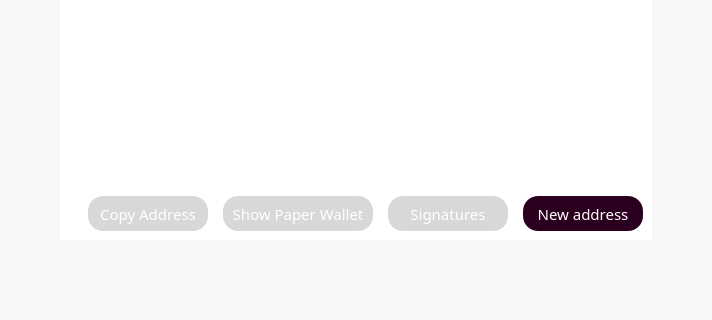
noirofficial/noir, file src/qt/forms/receivecoinsdialog.ui: the form before one commit; both pictures show x 0 to 712 and y 217 to 537 of the 712 by 537 pixel window.
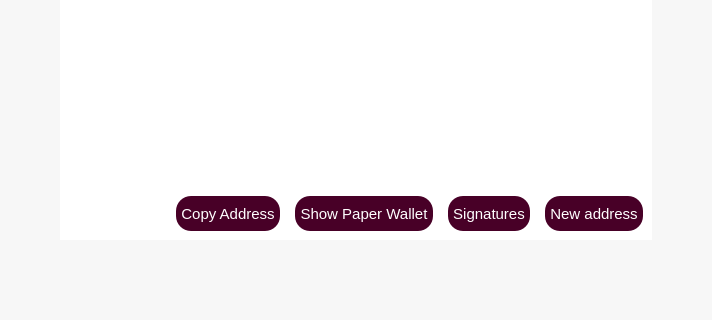
The form after the commit. Icons and pictures are not drawn.

```diff
--- a/src/qt/forms/receivecoinsdialog.ui
+++ b/src/qt/forms/receivecoinsdialog.ui
@@ -115,6 +115,15 @@
        </color>
       </brush>
      </colorrole>
+     <colorrole role="PlaceholderText">
+      <brush brushstyle="NoBrush">
+       <color alpha="128">
+        <red>0</red>
+        <green>0</green>
+        <blue>0</blue>
+       </color>
+      </brush>
+     </colorrole>
     </active>
     <inactive>
      <colorrole role="WindowText">
@@ -207,6 +216,15 @@
        </color>
       </brush>
      </colorrole>
+     <colorrole role="PlaceholderText">
+      <brush brushstyle="NoBrush">
+       <color alpha="128">
+        <red>0</red>
+        <green>0</green>
+        <blue>0</blue>
+       </color>
+      </brush>
+     </colorrole>
     </inactive>
     <disabled>
      <colorrole role="WindowText">
@@ -299,6 +317,15 @@
        </color>
       </brush>
      </colorrole>
+     <colorrole role="PlaceholderText">
+      <brush brushstyle="NoBrush">
+       <color alpha="128">
+        <red>0</red>
+        <green>0</green>
+        <blue>0</blue>
+       </color>
+      </brush>
+     </colorrole>
     </disabled>
    </palette>
   </property>
@@ -1198,21 +1225,32 @@
                   </property>
                   <property name="font">
                    <font>
-                    <family>NoirRegular</family>
+                    <family>Ubuntu</family>
                     <pointsize>11</pointsize>
                     <weight>50</weight>
                     <bold>false</bold>
                    </font>
                   </property>
                   <property name="styleSheet">
-                   <string notr="true">background-color: rgb(216, 216, 219);
+                   <string notr="true">QPushButton {
+background-color: #480027;
 color: white;
 border-radius:15px;
 height:35px;
-width:120px;
-border-color:gray;
 border-width:0px;
-border-style:solid;</string>
+padding-left: 5px;
+padding-right: 5px;
+}
+
+QPushButton:hover {
+background-color: #2b001e;
+color: white;
+border-radius:15px;
+height:35px;
+border-width:0px;
+padding-left: 5px;
+padding-right: 5px;
+}</string>
                   </property>
                   <property name="text">
                    <string>Copy Address</string>
@@ -1229,27 +1267,38 @@
                   </property>
                   <property name="minimumSize">
                    <size>
-                    <width>150</width>
+                    <width>0</width>
                     <height>0</height>
                    </size>
                   </property>
                   <property name="font">
                    <font>
-                    <family>NoirRegular</family>
+                    <family>Ubuntu</family>
                     <pointsize>11</pointsize>
                     <weight>50</weight>
                     <bold>false</bold>
                    </font>
                   </property>
                   <property name="styleSheet">
-                   <string notr="true">background-color: rgb(216, 216, 219);
+                   <string notr="true">QPushButton {
+background-color: #480027;
 color: white;
 border-radius:15px;
 height:35px;
-width:120px;
-border-color:gray;
 border-width:0px;
-border-style:solid;</string>
+padding-left: 5px;
+padding-right: 5px;
+}
+
+QPushButton:hover {
+background-color: #2b001e;
+color: white;
+border-radius:15px;
+height:35px;
+border-width:0px;
+padding-left: 5px;
+padding-right: 5px;
+}</string>
                   </property>
                   <property name="text">
                    <string>Show Paper Wallet</string>
@@ -1266,21 +1315,32 @@
                   </property>
                   <property name="font">
                    <font>
-                    <family>NoirRegular</family>
+                    <family>Ubuntu</family>
                     <pointsize>11</pointsize>
                     <weight>50</weight>
                     <bold>false</bold>
                    </font>
                   </property>
                   <property name="styleSheet">
-                   <string notr="true">background-color: rgb(216, 216, 219);
+                   <string notr="true">QPushButton {
+background-color: #480027;
 color: white;
 border-radius:15px;
 height:35px;
-width:120px;
-border-color:gray;
 border-width:0px;
-border-style:solid;</string>
+padding-left: 5px;
+padding-right: 5px;
+}
+
+QPushButton:hover {
+background-color: #2b001e;
+color: white;
+border-radius:15px;
+height:35px;
+border-width:0px;
+padding-left: 5px;
+padding-right: 5px;
+}</string>
                   </property>
                   <property name="text">
                    <string>Signatures</string>
@@ -1297,22 +1357,32 @@
                   </property>
                   <property name="font">
                    <font>
-                    <family>NoirRegular</family>
+                    <family>Ubuntu</family>
                     <pointsize>11</pointsize>
                     <weight>50</weight>
                     <bold>false</bold>
                    </font>
                   </property>
                   <property name="styleSheet">
-                   <string notr="true">background-color: #2b001e;
+                   <string notr="true">QPushButton {
+background-color: #480027;
 color: white;
 border-radius:15px;
 height:35px;
-width:120px;
-border-color:gray;
 border-width:0px;
-border-style:solid;
-</string>
+padding-left: 5px;
+padding-right: 5px;
+}
+
+QPushButton:hover {
+background-color: #2b001e;
+color: white;
+border-radius:15px;
+height:35px;
+border-width:0px;
+padding-left: 5px;
+padding-right: 5px;
+}</string>
                   </property>
                   <property name="text">
                    <string>New address</string>
```
